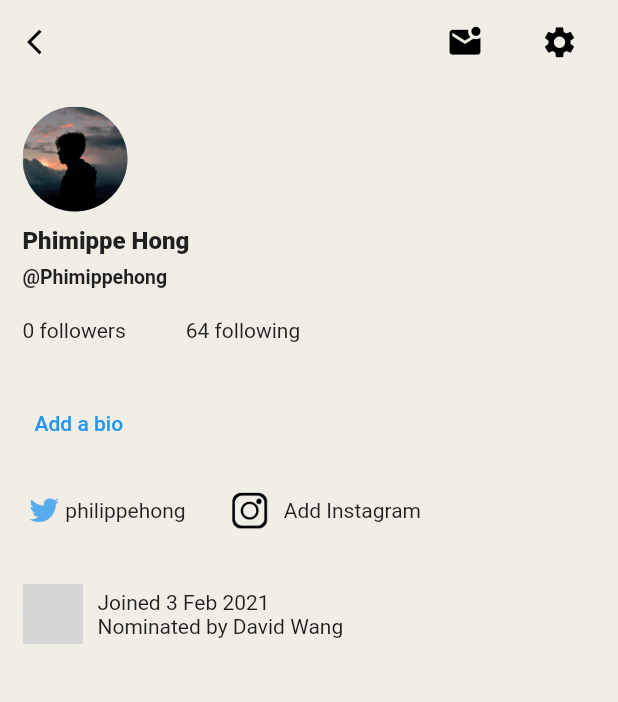
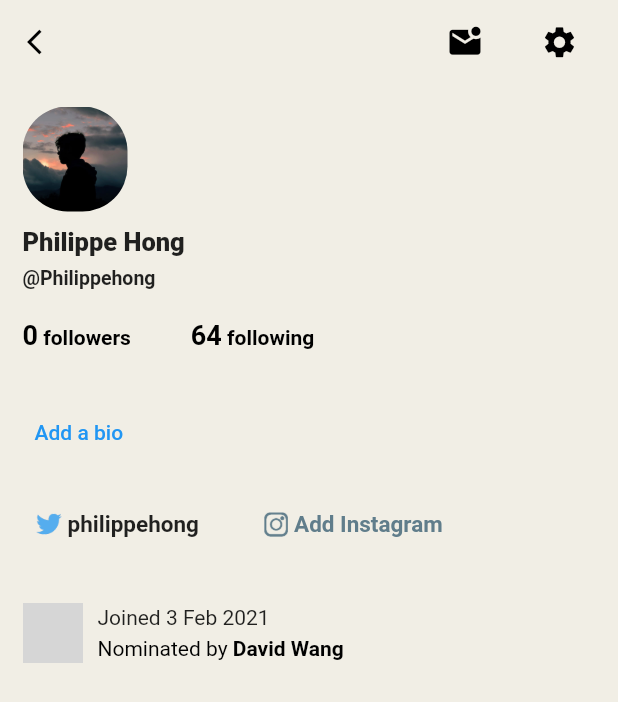
Before and after one commit to WaelDev/clubhouse_ui_clone, a Flutter app: the ProfileScreen screen opened directly, on a phone screen of 412 x 824 dp. Shown: the top 702 px of the screen. Run offline on Flutter 3.47's test engine with Material 2 defaults, Android fonts, the phone set to English and light mode, and no system bars; grey boxes are pictures that could not be loaded.

Commit message:
enhance profile screen ui

```diff
--- a/lib/views/components/invites_pop_up.dart
+++ b/lib/views/components/invites_pop_up.dart
@@ -1,7 +1,11 @@
 import 'package:flutter/material.dart';
 
+import 'my_custom_clipper.dart';
+
 Widget invitesPopUp() {
-  return Container(
+  return Stack(
+    children: [
+      Container(
         decoration: BoxDecoration(
           borderRadius: BorderRadius.circular(10),
           color: Colors.white,
@@ -23,5 +27,19 @@ Widget invitesPopUp() {
             Text('to your Clubhouse community?'),
           ],
         ),
+      ),
+      Positioned(
+        bottom: 0,
+        left: 150,
+        child: ClipPath(
+          clipper: MyCustomClipper(),
+          child: Container(
+            width: 50,
+            height: 50,
+            color: Colors.red,
+          ),
+        ),
+      ),
+    ],
   );
 }
--- /dev/null
+++ b/lib/views/components/my_custom_clipper.dart
@@ -0,0 +1,20 @@
+import 'package:flutter/material.dart';
+
+class MyCustomClipper extends CustomClipper<Path> {
+  @override
+  Path getClip(Size size) {
+    Path path = Path();
+    path.lineTo(0, 20);
+    path.lineTo(0, 0);
+    path.lineTo(0, 0);
+    path.lineTo(0, 0);
+    path.close();
+    return path;
+  }
+
+  @override
+  bool shouldReclip(covariant CustomClipper<Path> oldClipper) {
+    // TODO: implement shouldReclip
+    throw UnimplementedError();
+  }
+}
--- a/lib/views/profile_screen.dart
+++ b/lib/views/profile_screen.dart
@@ -48,23 +48,27 @@ class ProfileScreen extends StatelessWidget {
         child: Column(
           crossAxisAlignment: CrossAxisAlignment.start,
           children: [
-            CircleAvatar(
-              backgroundImage: AssetImage(
+            ClipRRect(
+              clipBehavior: Clip.antiAliasWithSaveLayer,
+              borderRadius: BorderRadius.circular(30),
+              child: Image.asset(
                 'assets/images/user.jpg',
+                width: 70,
+                height: 70,
+                fit: BoxFit.cover,
               ),
-              radius: 35,
             ),
             SizedBox(height: 10),
             Text(
-              'Phimippe Hong',
+              'Philippe Hong',
               style: TextStyle(
                 fontWeight: FontWeight.w800,
-                fontSize: 16,
+                fontSize: 17,
               ),
             ),
             SizedBox(height: 7),
             Text(
-              '@Phimippehong',
+              '@Philippehong',
               style: TextStyle(
                 fontWeight: FontWeight.w600,
                 fontSize: 13,
@@ -73,9 +77,49 @@ class ProfileScreen extends StatelessWidget {
             SizedBox(height: 20),
             Row(
               children: [
-                Text('0 followers'),
+                RichText(
+                  text: TextSpan(
+                    children: [
+                      TextSpan(
+                        text: '0',
+                        style: TextStyle(
+                          fontWeight: FontWeight.bold,
+                          color: Colors.black,
+                          fontSize: 18,
+                        ),
+                      ),
+                      TextSpan(
+                        text: ' followers',
+                        style: TextStyle(
+                          color: Colors.black,
+                          fontWeight: FontWeight.w600,
+                        ),
+                      ),
+                    ],
+                  ),
+                ),
                 SizedBox(width: 40),
-                Text('64 following'),
+                RichText(
+                  text: TextSpan(
+                    children: [
+                      TextSpan(
+                        text: '64',
+                        style: TextStyle(
+                          fontWeight: FontWeight.bold,
+                          color: Colors.black,
+                          fontSize: 18,
+                        ),
+                      ),
+                      TextSpan(
+                        text: ' following',
+                        style: TextStyle(
+                          color: Colors.black,
+                          fontWeight: FontWeight.w600,
+                        ),
+                      ),
+                    ],
+                  ),
+                ),
               ],
             ),
             SizedBox(height: 30),
@@ -88,27 +132,47 @@ class ProfileScreen extends StatelessWidget {
               children: [
                 InkWell(
                   onTap: () => print('go to twitter account'),
+                  child: Padding(
+                    padding: const EdgeInsets.all(5.0),
                     child: Row(
                       children: [
                         Image.asset(
                           'assets/images/twitter3.png',
-                        scale: 3.5,
+                          scale: 4,
                         ),
-                      Text('philippehong'),
+                        Text(
+                          'philippehong',
+                          style: TextStyle(
+                            fontWeight: FontWeight.w600,
+                            fontSize: 15,
+                          ),
+                        ),
                       ],
+                    ),
                   ),
                 ),
                 SizedBox(width: 30),
                 InkWell(
                   onTap: () => print('go to twitter account'),
+                  child: Padding(
+                    padding: const EdgeInsets.all(8.0),
                     child: Row(
                       children: [
                         Image.asset(
                           'assets/images/instagram.png',
-                        scale: 4,
+                          scale: 6,
+                          color: Colors.blueGrey,
                         ),
-                      Text('   Add Instagram'),
+                        Text(
+                          ' Add Instagram',
+                          style: TextStyle(
+                            color: Colors.blueGrey,
+                            fontSize: 15,
+                            fontWeight: FontWeight.w600,
+                          ),
+                        ),
                       ],
+                    ),
                   ),
                 ),
               ],
@@ -116,18 +180,42 @@ class ProfileScreen extends StatelessWidget {
             SizedBox(height: 35),
             Row(
               children: [
-                CircleAvatar(
-                  backgroundImage: AssetImage(
+                ClipRRect(
+                  clipBehavior: Clip.antiAliasWithSaveLayer,
+                  borderRadius: BorderRadius.circular(17),
+                  child: Image.asset(
                     'assets/images/hack.jfif',
+                    width: 40,
+                    height: 40,
+                    fit: BoxFit.cover,
                   ),
-                  radius: 20,
                 ),
                 SizedBox(width: 10),
                 Column(
                   crossAxisAlignment: CrossAxisAlignment.start,
                   children: [
                     Text('Joined 3 Feb 2021'),
-                    Text('Nominated by David Wang'),
+                    SizedBox(height: 5),
+                    RichText(
+                      text: TextSpan(
+                        children: [
+                          TextSpan(
+                            text: 'Nominated by',
+                            style: TextStyle(
+                              color: Colors.black,
+                            ),
+                          ),
+                          TextSpan(
+                            text: ' David Wang',
+                            style: TextStyle(
+                              color: Colors.black,
+                              fontWeight: FontWeight.w700,
+                            ),
+                          ),
+                        ],
+                      ),
+                    ),
+                    // Text('Nominated by David Wang'),
                   ],
                 ),
               ],
@@ -138,3 +226,20 @@ class ProfileScreen extends StatelessWidget {
     );
   }
 }
+
+class CustomClipPath extends CustomClipper<Path> {
+  @override
+  Path getClip(Size size) {
+    Path path = Path();
+    // path.lineTo(size.width / 2, size.height);
+    path.lineTo(0, size.width / 2);
+    path.lineTo(size.width, 0);
+    return path;
+    // TODO: implement getClip
+  }
+
+  @override
+  bool shouldReclip(covariant CustomClipper<Path> oldClipper) {
+    return false;
+  }
+}
```
Lines whose indentation alone changed are shown as unchanged.
